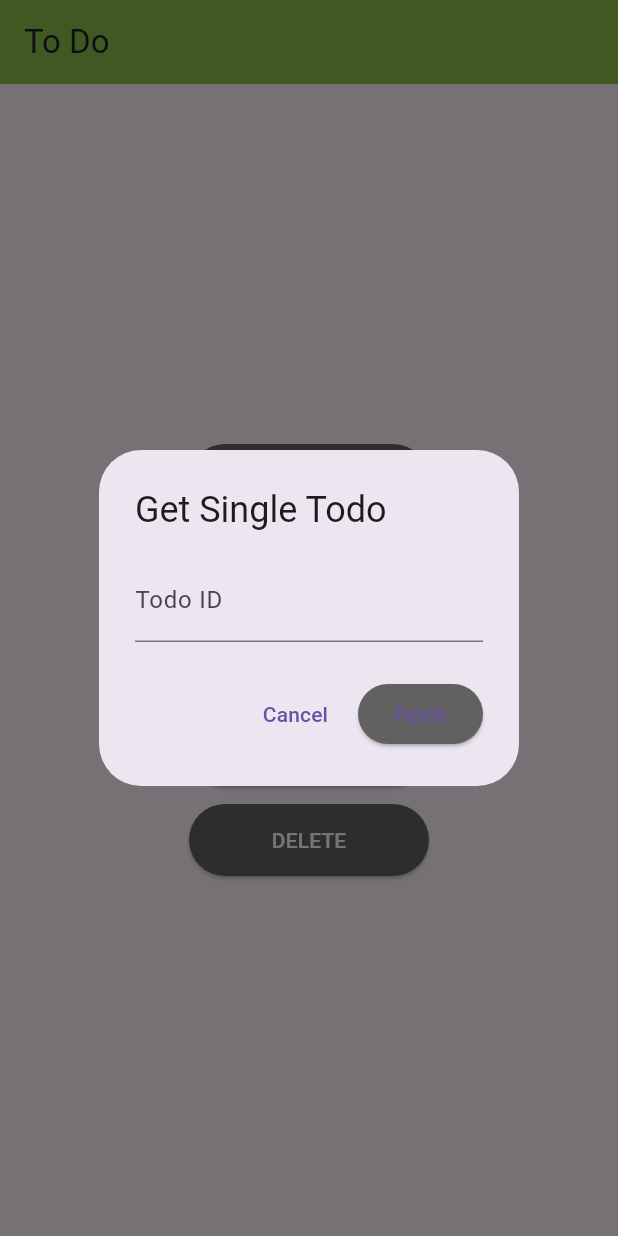
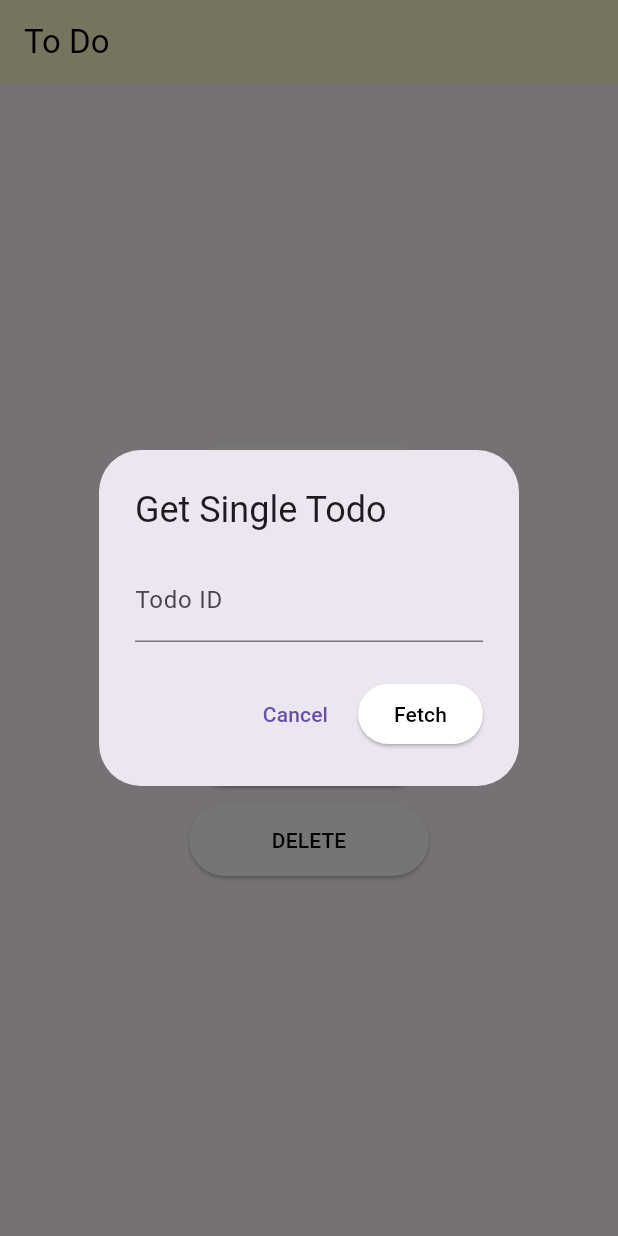
Before and after one commit to Isaac-56/shopping_list_dio, a Flutter app: the screen it shows after launch, after a tap on "GET SINGLE", on a phone screen of 412 x 824 dp. Run offline on Flutter 3.47's test engine with Material 3 defaults, Android fonts, the phone set to English and light mode, and no system bars; our stand-ins replace dio, flutter_riverpod.

Commit message:
Edited theme for the buttons and navbar

```diff
--- a/lib/screens/home_screen.dart
+++ b/lib/screens/home_screen.dart
@@ -28,8 +28,8 @@ class _HomeScreenState extends ConsumerState<HomeScreen> {
     return Scaffold(
       appBar: AppBar(
         title: const Text('To Do'),
-        backgroundColor: Colors.lightGreen,
-        foregroundColor: Colors.grey[900],
+        backgroundColor: const Color(0xFFFFFDD0),
+        foregroundColor: Colors.black,
       ),
       body: Padding(
         padding: const EdgeInsets.all(16.0),
@@ -49,8 +49,8 @@ class _HomeScreenState extends ConsumerState<HomeScreen> {
                   children: [
                     ElevatedButton(
                       style: ElevatedButton.styleFrom(
-                        backgroundColor: Colors.grey[700],
-                        foregroundColor: Colors.white,
+                        backgroundColor: Colors.white,
+                        foregroundColor: Colors.black,
                         minimumSize: const Size(160, 48),
                       ),
                       onPressed: () => notifier.fetchAll(),
@@ -59,8 +59,8 @@ class _HomeScreenState extends ConsumerState<HomeScreen> {
                     const SizedBox(height: 12),
                     ElevatedButton(
                       style: ElevatedButton.styleFrom(
-                        backgroundColor: Colors.grey[700],
-                        foregroundColor: Colors.white,
+                        backgroundColor: Colors.white,
+                        foregroundColor: Colors.black,
                         minimumSize: const Size(160, 48),
                       ),
                       onPressed: () => _showGetSingleDialog(notifier),
@@ -69,8 +69,8 @@ class _HomeScreenState extends ConsumerState<HomeScreen> {
                     const SizedBox(height: 12),
                     ElevatedButton(
                       style: ElevatedButton.styleFrom(
-                        backgroundColor: Colors.grey[700],
-                        foregroundColor: Colors.white,
+                        backgroundColor: Colors.white,
+                        foregroundColor: Colors.black,
                         minimumSize: const Size(160, 48),
                       ),
                       onPressed: () => _showCreateDialog(notifier),
@@ -79,8 +79,8 @@ class _HomeScreenState extends ConsumerState<HomeScreen> {
                     const SizedBox(height: 12),
                     ElevatedButton(
                       style: ElevatedButton.styleFrom(
-                        backgroundColor: Colors.grey[700],
-                        foregroundColor: Colors.white,
+                        backgroundColor: Colors.white,
+                        foregroundColor: Colors.black,
                         minimumSize: const Size(160, 48),
                       ),
                       onPressed: () => _showUpdateDialog(notifier),
@@ -89,8 +89,8 @@ class _HomeScreenState extends ConsumerState<HomeScreen> {
                     const SizedBox(height: 12),
                     ElevatedButton(
                       style: ElevatedButton.styleFrom(
-                        backgroundColor: Colors.grey[700],
-                        foregroundColor: Colors.white,
+                        backgroundColor: Colors.white,
+                        foregroundColor: Colors.black,
                         minimumSize: const Size(160, 48),
                       ),
                       onPressed: () => _showDeleteDialog(notifier),
@@ -164,7 +164,7 @@ class _HomeScreenState extends ConsumerState<HomeScreen> {
               child: const Text('Cancel'),
             ),
             ElevatedButton(
-              style: ElevatedButton.styleFrom(backgroundColor: Colors.grey[700]),
+              style: ElevatedButton.styleFrom(backgroundColor: Colors.white, foregroundColor: Colors.black),
               onPressed: () {
                 final id = int.tryParse(_idController.text);
                 if (id != null) notifier.fetchSingle(id);
@@ -239,7 +239,7 @@ class _HomeScreenState extends ConsumerState<HomeScreen> {
               child: const Text('Cancel'),
             ),
             ElevatedButton(
-              style: ElevatedButton.styleFrom(backgroundColor: Colors.grey[700]),
+              style: ElevatedButton.styleFrom(backgroundColor: Colors.white, foregroundColor: Colors.black),
               onPressed: () {
                 if (_titleController.text.isNotEmpty) {
                   final newTodo = Todo(
@@ -301,7 +301,7 @@ class _HomeScreenState extends ConsumerState<HomeScreen> {
               child: const Text('Cancel'),
             ),
             ElevatedButton(
-              style: ElevatedButton.styleFrom(backgroundColor: Colors.grey[700]),
+              style: ElevatedButton.styleFrom(backgroundColor: Colors.white, foregroundColor: Colors.black),
               onPressed: () {
                 final id = int.tryParse(_updateIdController.text);
                 if (id != null && _updateTitleController.text.isNotEmpty) {
@@ -340,7 +340,7 @@ class _HomeScreenState extends ConsumerState<HomeScreen> {
               child: const Text('Cancel'),
             ),
             ElevatedButton(
-              style: ElevatedButton.styleFrom(backgroundColor: Colors.grey[700]),
+              style: ElevatedButton.styleFrom(backgroundColor: Colors.white, foregroundColor: Colors.black),
               onPressed: () {
                 final id = int.tryParse(_deleteIdController.text);
                 if (id != null) notifier.deleteTodo(id);
```
